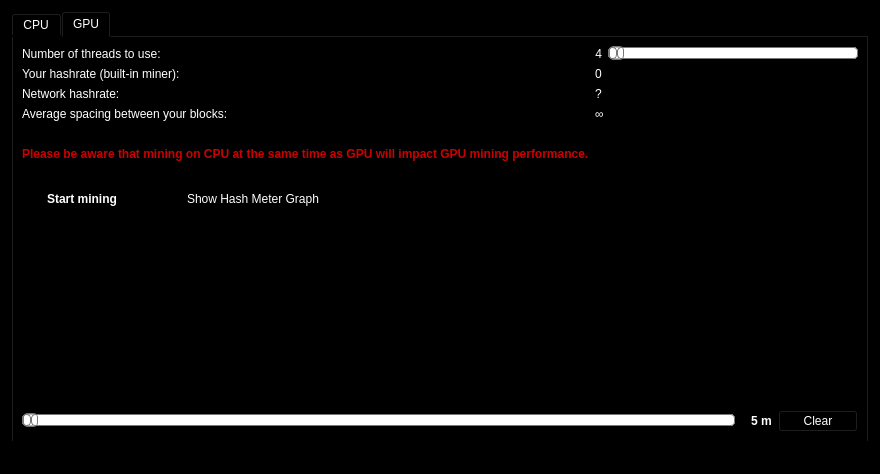
Old version of the form src/qt/forms/miningpage.ui in the repository duality-solutions/Dynamic.
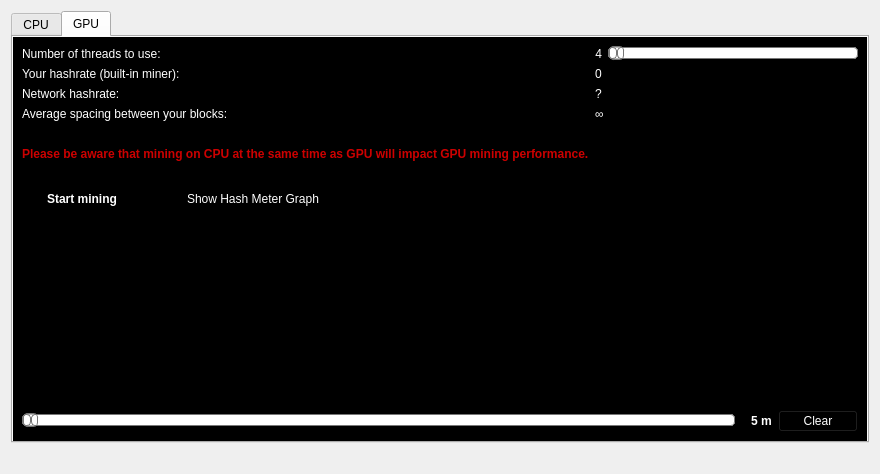
New version of the form. The open tabs and pages were chosen to show the change. Custom widgets are drawn as their Qt base class.

Commit message: Fix Mining Page Colour

```diff
--- a/src/qt/forms/miningpage.ui
+++ b/src/qt/forms/miningpage.ui
@@ -14,16 +14,24 @@
    <string>Form</string>
   </property>
   <property name="styleSheet">
-   <string notr="true">background-color: rgb(0, 0, 0);
-color: rgb(255, 255, 255);</string>
+   <string notr="true"/>
   </property>
   <layout class="QVBoxLayout" name="verticalLayout">
    <item>
     <layout class="QHBoxLayout" name="horizontalLayout_0">
      <item>
       <widget class="QTabWidget" name="tabWidget">
+       <property name="palette">
+        <palette>
+         <active/>
+         <inactive/>
+         <disabled/>
+        </palette>
+       </property>
        <property name="styleSheet">
-        <string notr="true">#bgWidget { background: rgba(0,0,0,220); }</string>
+        <string notr="true">QTabWidget:tab-bar { alignment: left; }
+QTabBar { alignment: left; }
+</string>
        </property>
        <property name="currentIndex">
         <number>0</number>
```
Left out of the diff: 6 changed lines with no effect on the pictures.
